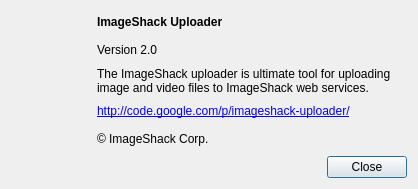
The window that aboutwindow.ui (reveur12/imageshack-uploader) describes before a commit, drawn with Qt 5.
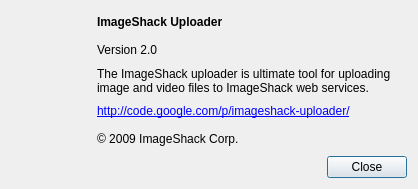
The same window after the commit. Icons and pictures are not drawn.

Commit message: Fixed some crashes and added 2009 to text in about dialog

The edit to the form file:
```diff
--- a/aboutwindow.ui
+++ b/aboutwindow.ui
@@ -102,7 +102,7 @@
      <item>
       <widget class="QLabel" name="label_5">
        <property name="text">
-        <string>© ImageShack Corp.</string>
+        <string>© 2009 ImageShack Corp.</string>
        </property>
       </widget>
      </item>
```
The commit also changes 6 other files.
